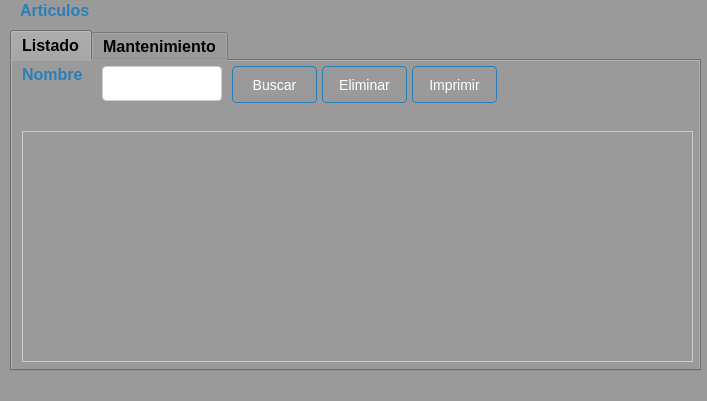
This is Sistema de ventas/ui/FrmArticulo.ui in CodeDrTech/DevelopPython as Qt 5 draws it before an edit. The edited form follows.
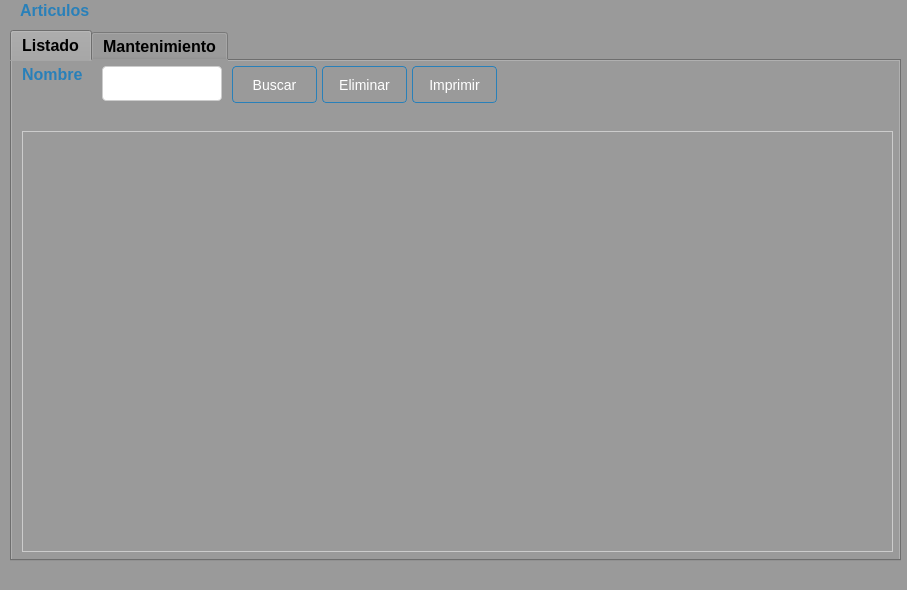
This is the edited form.

Diff of the .ui file:
```diff
--- a/Sistema de ventas/ui/FrmArticulo.ui
+++ b/Sistema de ventas/ui/FrmArticulo.ui
@@ -9,8 +9,8 @@
    <rect>
     <x>0</x>
     <y>0</y>
-    <width>707</width>
-    <height>401</height>
+    <width>907</width>
+    <height>590</height>
    </rect>
   </property>
   <property name="windowTitle">
@@ -57,8 +57,8 @@
      <rect>
       <x>10</x>
       <y>30</y>
-      <width>691</width>
-      <height>341</height>
+      <width>891</width>
+      <height>531</height>
      </rect>
     </property>
     <property name="toolTip">
@@ -309,8 +309,8 @@
        <rect>
         <x>10</x>
         <y>70</y>
-        <width>671</width>
-        <height>231</height>
+        <width>871</width>
+        <height>421</height>
        </rect>
       </property>
       <property name="styleSheet">
```
Left out of the diff: 4 changed lines with no effect on the pictures.
